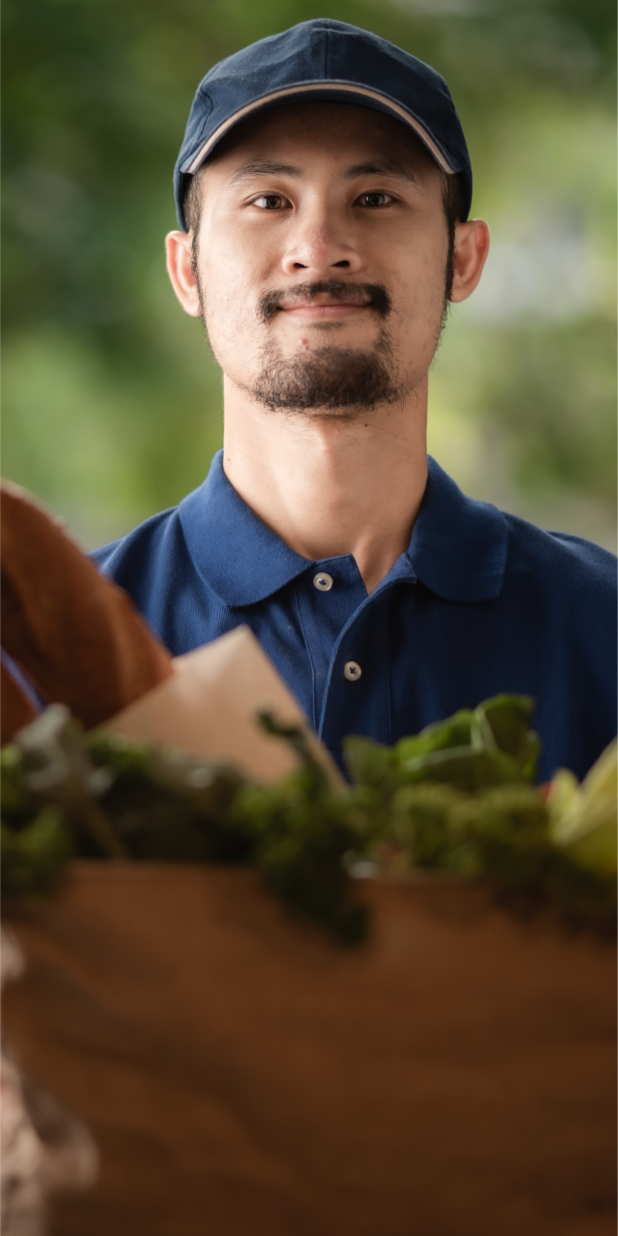
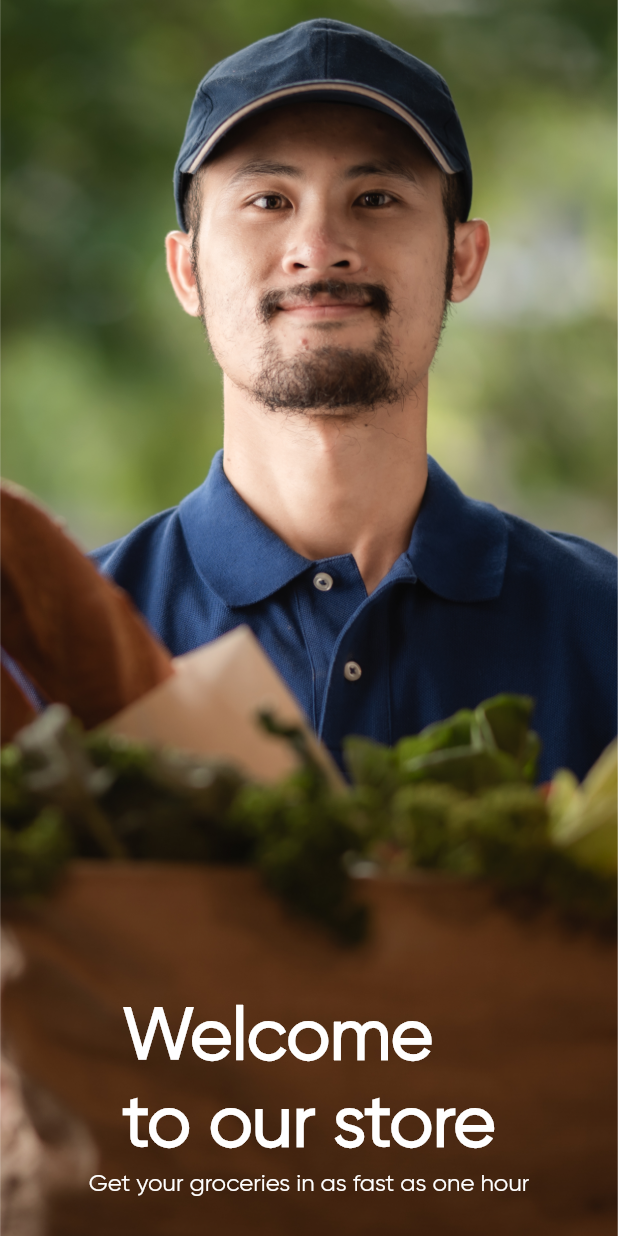
Before and after one commit to priyadarshii786/FreshNest_Mobile_App_UI, a Flutter app: the WelcomeView screen opened directly, on a phone screen of 412 x 824 dp. Run offline on Flutter 3.47's test engine with Material 3 defaults, Android fonts, the phone set to English and light mode, and no system bars.

Commit message:
C-06; worked on splash screen and welcome screen.

```diff
--- a/lib/main.dart
+++ b/lib/main.dart
@@ -13,6 +13,7 @@ class MyApp extends StatelessWidget {
   Widget build(BuildContext context) {
     return MaterialApp(
       title: 'Online Groceries',
+      debugShowCheckedModeBanner: false,
       theme: ThemeData(
         fontFamily: "Gilroy",
         colorScheme: ColorScheme.fromSeed(seedColor: TColor.primary),
--- a/lib/view/login/welcome_view.dart
+++ b/lib/view/login/welcome_view.dart
@@ -21,6 +21,40 @@ class _WelcomeViewState extends State<WelcomeView> {
             height: media.height,
             fit: BoxFit.cover,
           ),
+          const SafeArea(
+            child: Column(
+              mainAxisAlignment: MainAxisAlignment.end,
+              children: [
+                Row(
+                  mainAxisAlignment: MainAxisAlignment.center,
+                  children: [
+                    Text(
+                      "Welcome\nto our store",
+                      style: TextStyle(
+                          color: Colors.white,
+                          fontSize: 48,
+                          fontWeight: FontWeight.w600),
+                    ),
+                  ],
+                ),
+                Row(
+                  mainAxisAlignment: MainAxisAlignment.center,
+                  children: [
+                    Text(
+                      "Get your groceries in as fast as one hour",
+                      style: TextStyle(
+                          color: Color.fromARGB(255, 255, 255, 255),
+                          fontSize: 16,
+                          fontWeight: FontWeight.w500),
+                    ),
+                  ],
+                ),
+                SizedBox(
+                  height: 25,
+                ),
+              ],
+            ),
+          ),
         ],
       ),
     );
```
Also changed, not shown: lib/common_widget/round_button.dart (added, +10 -0 lines), lib/view/splash_view.dart (+11 -8 lines).
